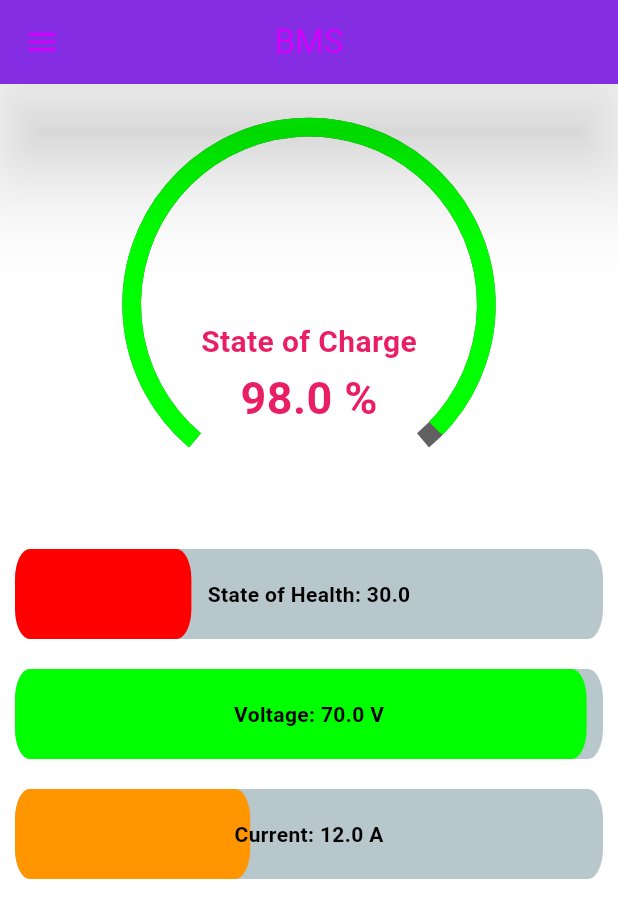
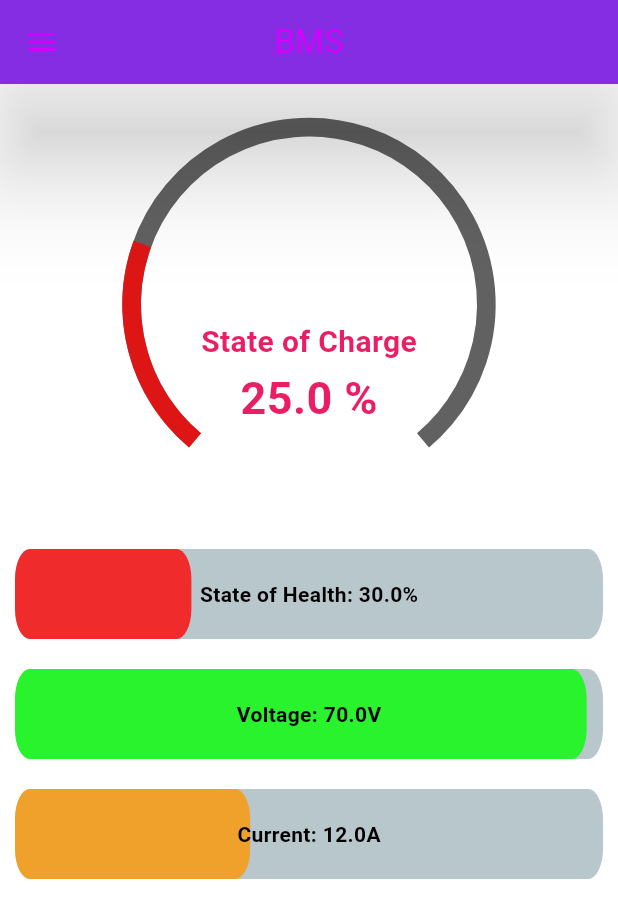
Before and after one commit to Sudharsshan/Flutter_BMS, a Flutter app: the screen it shows after launch, on a phone screen of 412 x 824 dp. Shown: the top 918 px of the screen. Run offline on Flutter 3.47's test engine with Material 3 defaults, Android fonts, the phone set to English and light mode, and no system bars; drawn by our look-alikes of percent_indicator, syncfusion_flutter_gauges; our stand-ins replace fluttertoast, shared_preferences; missing offline and left inert: workmanager.

```diff
--- a/lib/main.dart
+++ b/lib/main.dart
@@ -123,7 +123,7 @@ class _MyAppState extends State<MyApp>{
                     children: [
 
                       //Implemented the radial gauge
-                      SOC(percent: 98),
+                      SOC(percent: 25),
 
                       SOH(percent: 30),
 
@@ -337,7 +337,7 @@ class _SOHState extends State<SOH> {
         barRadius: const Radius.elliptical(10, 20),
         padding: const EdgeInsets.symmetric(vertical: 10, horizontal: 10),
         percent: percentValue(100, State_Of_Health),
-        center: Text('State of Health: $finalD', style: const TextStyle(color: Colors.black, fontWeight: FontWeight.bold), ), //Overriding theme colors to prevent visibility issue
+        center: Text('State of Health: ${finalD}%', style: const TextStyle(color: Colors.black, fontWeight: FontWeight.bold), ), //Overriding theme colors to prevent visibility issue
         linearStrokeCap: LinearStrokeCap.roundAll,
         progressColor: widgetColor(100, State_Of_Health), //CHANGE THIS AS PER VALUE
       ),
@@ -387,7 +387,7 @@ class _VOLTAGEState extends State<VOLTAGE> {
         animation: true,
         lineHeight: 80.0,
         percent: percentValue(72, VoltageData),
-        center: Text('Voltage: $finalD V', style: const TextStyle(color: Colors.black, fontWeight: FontWeight.bold),), //Overriding theme colors to prevent visibility issue
+        center: Text('Voltage: ${finalD}V', style: const TextStyle(color: Colors.black, fontWeight: FontWeight.bold),), //Overriding theme colors to prevent visibility issue
         padding: const EdgeInsets.symmetric(vertical: 10, horizontal: 10),
         linearStrokeCap: LinearStrokeCap.roundAll,
         progressColor: widgetColor(72, VoltageData), //CHANGE THIS AS PER THE VALUE
@@ -442,7 +442,7 @@ class _CURRENTState extends State<CURRENT> {
         barRadius: const Radius.elliptical(10, 20),
         padding: const EdgeInsets.symmetric(vertical: 10, horizontal: 10),
         percent: percentValue(30, CurrentData),
-        center: Text('Current: $finalD A', style: const TextStyle(color: Colors.black, fontWeight: FontWeight.bold),), //Overriding theme colors to prevent visibility issue
+        center: Text('Current: ${finalD}A', style: const TextStyle(color: Colors.black, fontWeight: FontWeight.bold),), //Overriding theme colors to prevent visibility issue
         linearStrokeCap: LinearStrokeCap.roundAll,
         progressColor: widgetColor(30, CurrentData),
       ),
@@ -473,24 +473,24 @@ Color widgetColor(double max, double currentValue){
       //  <30% of max value
       //Color is RED
       print("RED");
-      color = const Color.fromARGB(255, 255, 0, 0);
+      color = const Color.fromARGB(200, 255, 0, 0);
     }
   else if( currentValue > (0.3*max) && currentValue <= (0.5*max)){
     // > 30% && < 50%
     // Color is Orange
     print("ORANGE");
-    color = const Color.fromARGB(255, 255, 150, 0);
+    color = const Color.fromARGB(200, 255, 150, 0);
   }
   else if( currentValue > (0.5*max) && currentValue <= (0.8*max)){
     // >50% && < 80%
     // Color is YELLOW
     print("YELLOW");
-    color = const Color.fromARGB(255, 255, 250, 0);
+    color = const Color.fromARGB(200, 255, 250, 0);
   }
   else {
     // Color is GREEN
     print("GREEN");
-    color = const Color.fromARGB(255, 0, 255, 0);
+    color = const Color.fromARGB(200, 0, 255, 0);
   }
   return color;
 
```
Also changed, not shown: pubspec.yaml (+7 -3 lines), lib/icon/appIcon.png (added), pubspec.lock.
